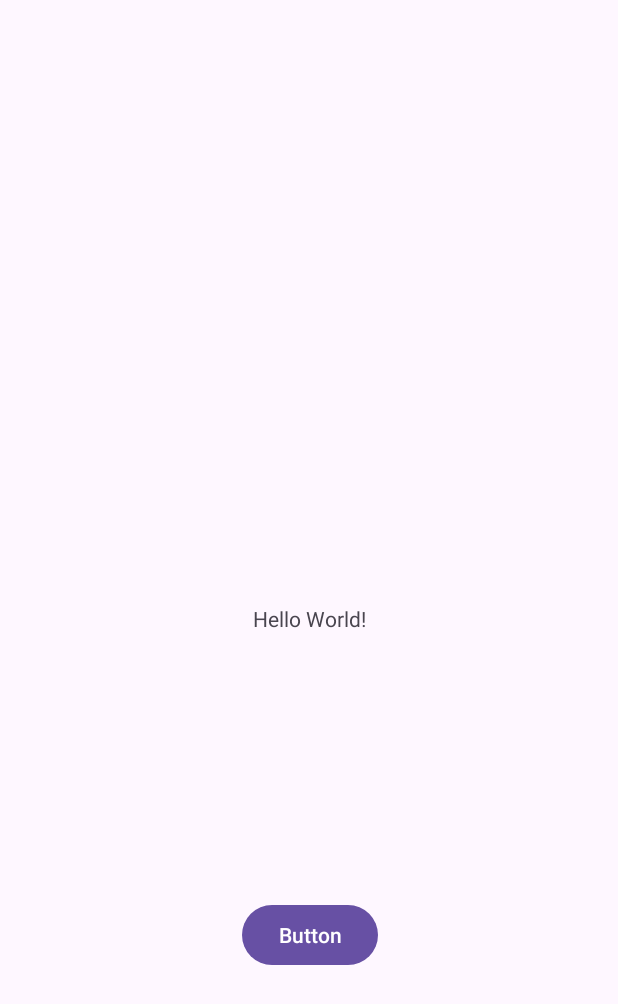
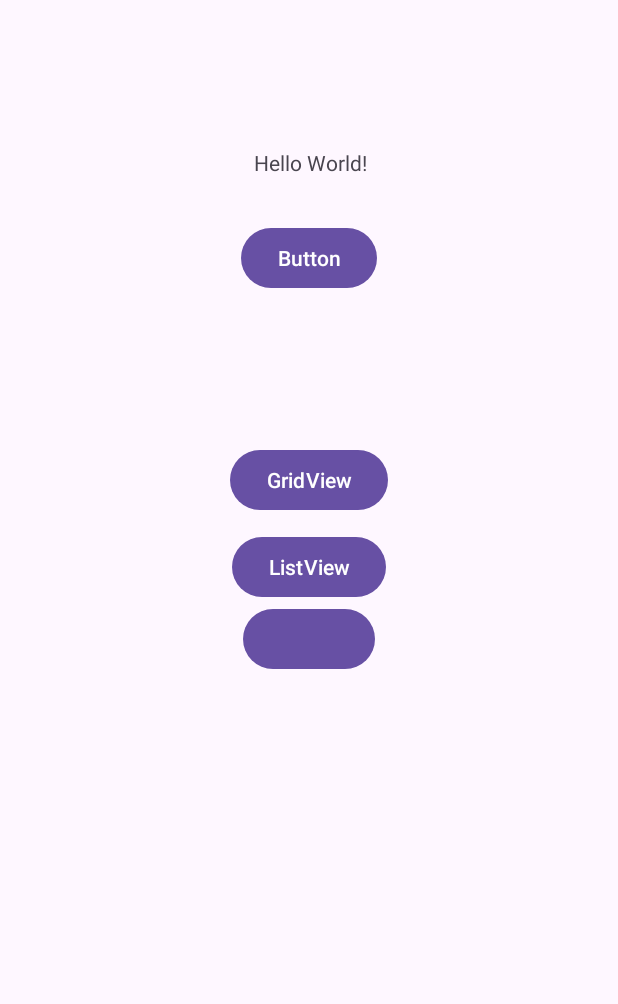
Before and after one commit to SoftyChoo/Kotlin_Study, an Android app: the layout activity_main.xml on its own in the app's theme, with its tools: preview values and no code run, on a phone screen of 412 x 824 dp. Shown: the top 1004 px of the screen. Run offline under Robolectric (Android 15) with nearby library versions, the phone set to English and light mode, and no system bars.

Commit message:
[FEAT] : ListView

```diff
--- a/viewbinding/app/src/main/AndroidManifest.xml
+++ b/viewbinding/app/src/main/AndroidManifest.xml
@@ -13,6 +13,12 @@
         android:theme="@style/Theme.Viewbinding"
         tools:targetApi="31">
         <activity
+            android:name=".ImgGridviewActivity"
+            android:exported="false" />
+        <activity
+            android:name=".ListviewActivity"
+            android:exported="false" />
+        <activity
             android:name=".MainActivity"
             android:exported="true">
             <intent-filter>
--- a/viewbinding/app/src/main/java/com/example/viewbinding/MainActivity.kt
+++ b/viewbinding/app/src/main/java/com/example/viewbinding/MainActivity.kt
@@ -1,5 +1,6 @@
 package com.example.viewbinding
 
+import android.content.Intent
 import androidx.appcompat.app.AppCompatActivity
 import android.os.Bundle
 import com.example.viewbinding.databinding.ActivityMainBinding
@@ -19,6 +20,11 @@ class MainActivity : AppCompatActivity() {
             binding.tvMain.text = "바인딩이 잘 되었습니다 :)"
         }
 
+        binding.btnLv.setOnClickListener {
+            val intentLV = Intent(this@MainActivity,ListviewActivity::class.java)
+            startActivity(intentLV)
+        }
+
 
     }
 }
--- a/viewbinding/app/src/main/res/layout/activity_main.xml
+++ b/viewbinding/app/src/main/res/layout/activity_main.xml
@@ -13,17 +13,46 @@
         android:text="Hello World!"
         app:layout_constraintBottom_toBottomOf="parent"
         app:layout_constraintEnd_toEndOf="parent"
+        app:layout_constraintHorizontal_bias="0.502"
         app:layout_constraintStart_toStartOf="parent"
-        app:layout_constraintTop_toTopOf="parent" />
+        app:layout_constraintTop_toTopOf="parent"
+        app:layout_constraintVertical_bias="0.123" />
 
     <Button
         android:id="@+id/btn_main"
         android:layout_width="wrap_content"
         android:layout_height="wrap_content"
+        android:layout_marginTop="30dp"
         android:text="Button"
-        app:layout_constraintBottom_toBottomOf="parent"
-        app:layout_constraintEnd_toEndOf="@+id/tv_main"
-        app:layout_constraintStart_toStartOf="@+id/tv_main"
+        app:layout_constraintEnd_toEndOf="parent"
+        app:layout_constraintStart_toStartOf="parent"
         app:layout_constraintTop_toBottomOf="@+id/tv_main" />
 
+    <Button
+        android:id="@+id/btn_lv"
+        android:layout_width="wrap_content"
+        android:layout_height="wrap_content"
+        android:text="ListView"
+        android:layout_marginTop="10dp"
+        app:layout_constraintEnd_toEndOf="parent"
+        app:layout_constraintStart_toStartOf="parent"
+        app:layout_constraintTop_toBottomOf="@+id/btn_gv" />
+
+    <Button
+        android:id="@+id/btn_gv"
+        android:layout_width="wrap_content"
+        android:layout_height="wrap_content"
+        android:text="GridView"
+        android:layout_marginTop="100dp"
+        app:layout_constraintEnd_toEndOf="parent"
+        app:layout_constraintStart_toStartOf="parent"
+        app:layout_constraintTop_toBottomOf="@+id/btn_main" />
+
+    <Button
+        android:layout_width="wrap_content"
+        android:layout_height="wrap_content"
+        app:layout_constraintEnd_toEndOf="parent"
+        app:layout_constraintStart_toStartOf="parent"
+        app:layout_constraintTop_toBottomOf="@+id/btn_lv" />
+
 </androidx.constraintlayout.widget.ConstraintLayout>
```
Also changed, not shown: viewbinding/app/src/main/java/com/example/viewbinding/ImgGridviewActivity.kt (added, +18 -0 lines), viewbinding/app/src/main/java/com/example/viewbinding/ListviewActivity.kt (added, +30 -0 lines), viewbinding/app/src/main/res/layout/activity_gridview.xml (added, +17 -0 lines), viewbinding/app/src/main/res/layout/activity_listview.xml (added, +17 -0 lines).
